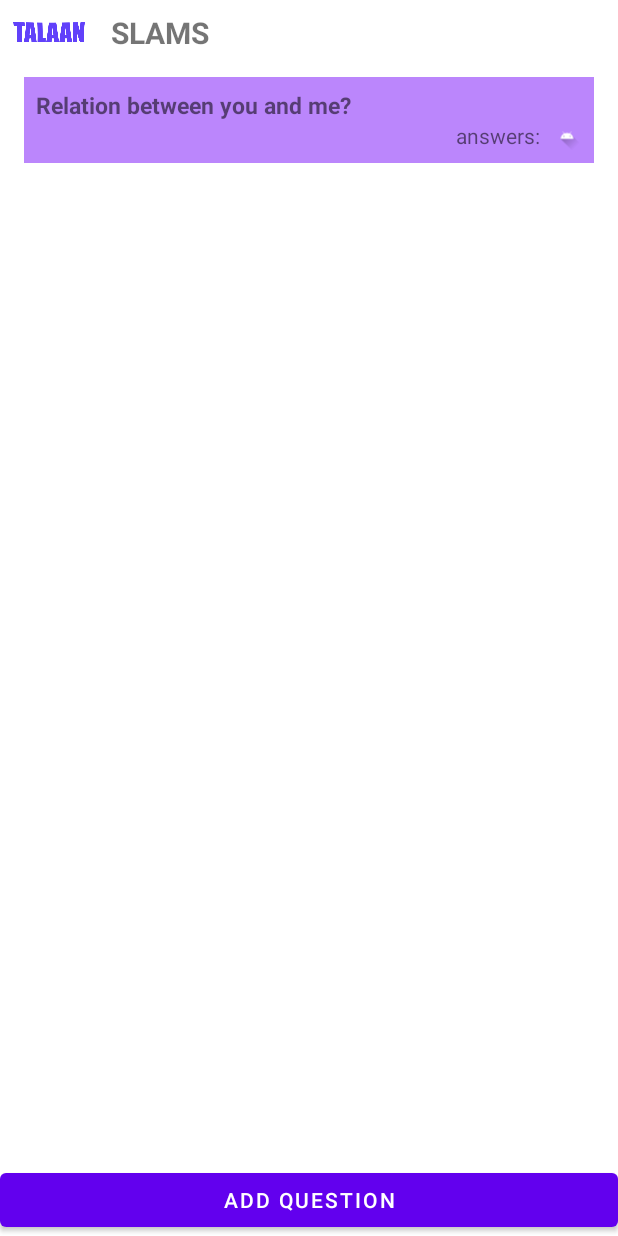
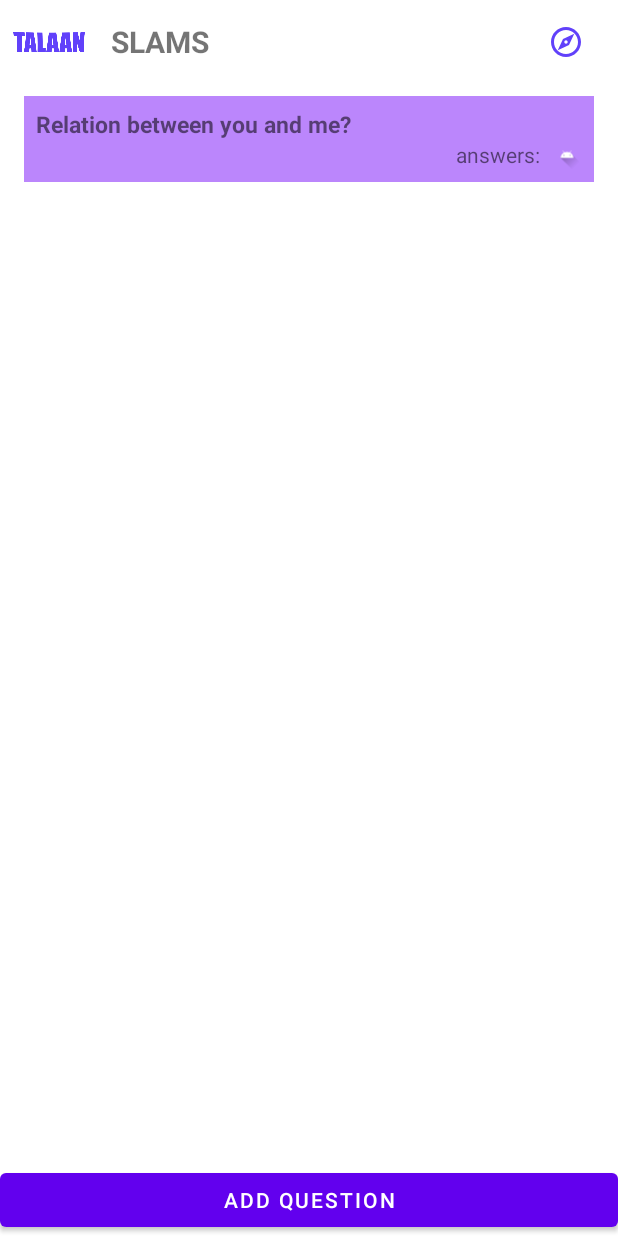
Before and after one commit to JCLabanero/hampas-libro, an Android app: the QuestionActivity screen opened directly, with no data from a screen before it, after a tap on "ADD QUESTION", on a phone screen of 412 x 824 dp. Run offline under Robolectric (Android 15) with nearby library versions, the phone set to English and light mode, and no system bars.

Commit message:
add explore button

```diff
--- a/app/src/main/res/layout/activity_question.xml
+++ b/app/src/main/res/layout/activity_question.xml
@@ -8,25 +8,39 @@
     tools:context=".activities.QuestionActivity"
     android:orientation="vertical">
   <LinearLayout
-      android:layout_width="wrap_content"
+      android:layout_width="match_parent"
       android:layout_height="wrap_content"
       android:orientation="horizontal"
-      android:gravity="center"
+      android:gravity="left"
       android:layout_marginTop="8dp"
       android:layout_marginHorizontal="8dp">
       <ImageView
           android:layout_width="50dp"
           android:layout_height="25dp"
           app:srcCompat="@drawable/logo"
-          app:tint="@color/primary" />
+          app:tint="@color/primary"
+          android:layout_gravity="center"/>
       <TextView
           android:layout_width="wrap_content"
           android:layout_height="wrap_content"
           android:text="SLAMS"
           android:textStyle="bold"
-          android:gravity="center"
+          android:layout_gravity="center"
           android:textSize="20sp"
-          android:layout_marginStart="16dp"/>
+          android:layout_marginStart="16dp"
+          android:layout_weight="9"/>
+
+      <ImageButton
+          android:id="@+id/explore_users"
+          android:layout_width="30dp"
+          android:layout_height="40dp"
+          android:layout_weight="1"
+          android:backgroundTintMode="screen"
+          android:contentDescription="Explore"
+          android:gravity="end"
+          app:srcCompat="@drawable/ic_outline_explore"
+          app:tint="@color/primary"
+          tools:ignore="TouchTargetSizeCheck" />
   </LinearLayout>
   <androidx.recyclerview.widget.RecyclerView
       android:layout_width="match_parent"
```
Also changed, not shown: app/src/main/res/layout/row_users.xml (+20 -16 lines).
